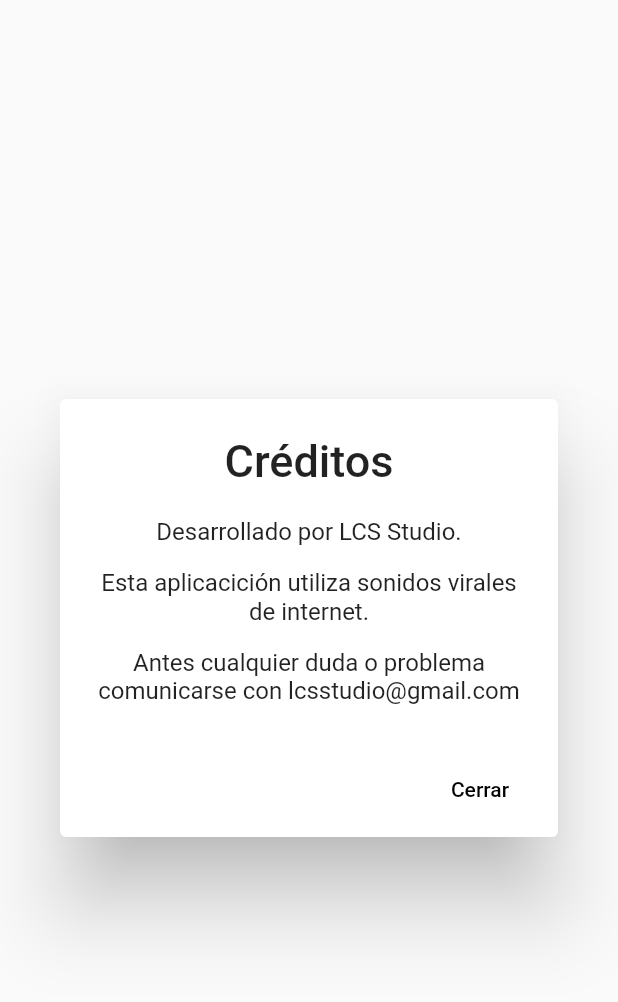
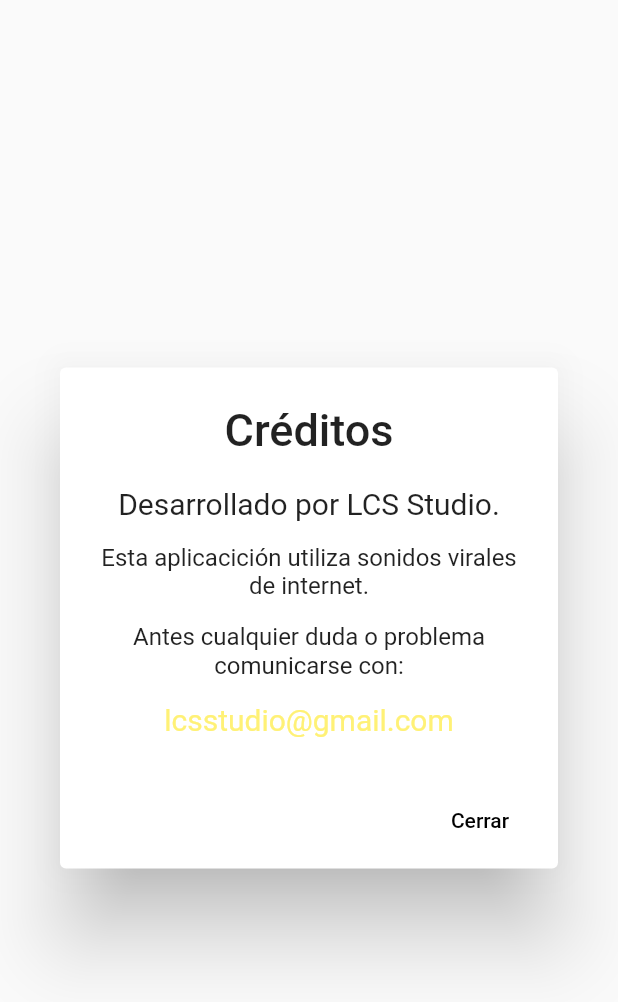
Before and after one commit to lucasambesi/botonera_app, a Flutter app: the CretidosAlert widget shown alone on an empty page, opened directly, on a phone screen of 412 x 824 dp. Shown: the top 1002 px of the screen. Run offline on Flutter 3.47's test engine with Material 2 defaults, Android fonts, the phone set to English and light mode, and no system bars; our stand-ins replace audioplayers, flutter_colorpicker, sqflite; missing offline and left inert: color_parser, esys_flutter_share; accounts and stored records are empty.

Commit message:
Se modifica AlertDialog de Creditos

```diff
--- a/lib/Pages/CreditsPage/CreditosAlert.dart
+++ b/lib/Pages/CreditsPage/CreditosAlert.dart
@@ -22,6 +22,7 @@
           Text(
             'Desarrollado por LCS Studio.',
             textAlign: TextAlign.center,
+            style: TextStyle(fontSize: 20),
           ),
           SizedBox(height: 15),
           Text(
@@ -30,8 +31,14 @@
           ),
           SizedBox(height: 15),
           Text(
-            'Antes cualquier duda o problema comunicarse con lcsstudio@gmail.com',
+            'Antes cualquier duda o problema comunicarse con:',
             textAlign: TextAlign.center,
+          ),
+          SizedBox(height: 15),
+          Text(
+            'lcsstudio@gmail.com',
+            textAlign: TextAlign.center,
+            style: TextStyle(fontSize: 20, color: Colors.yellow[300]),
           ),
         ],
       ),
```
